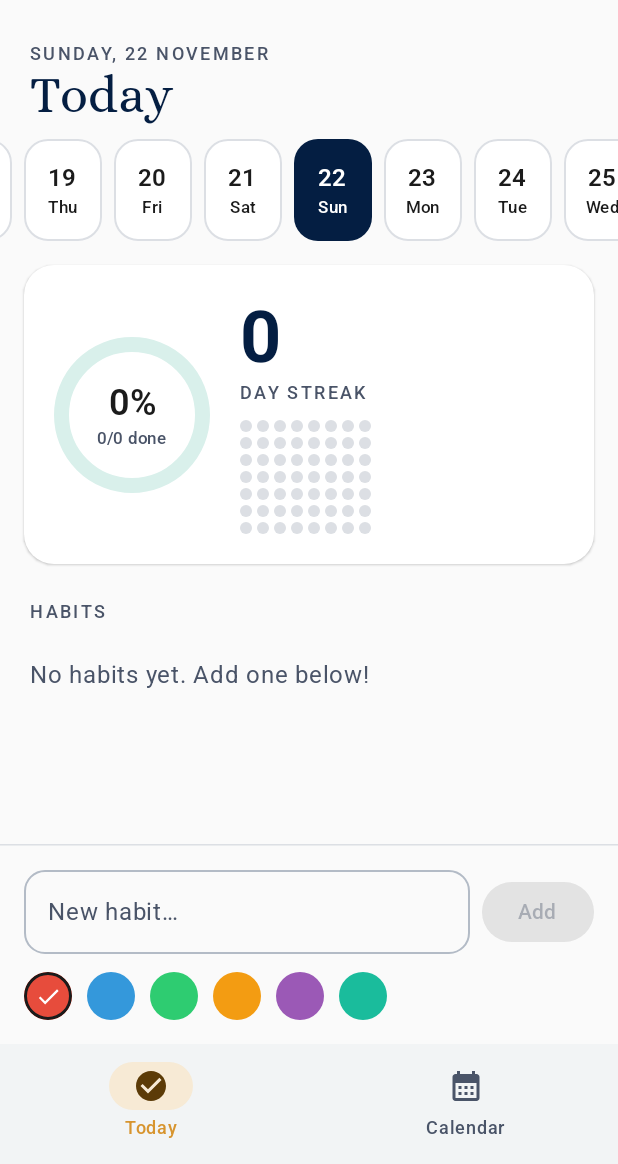
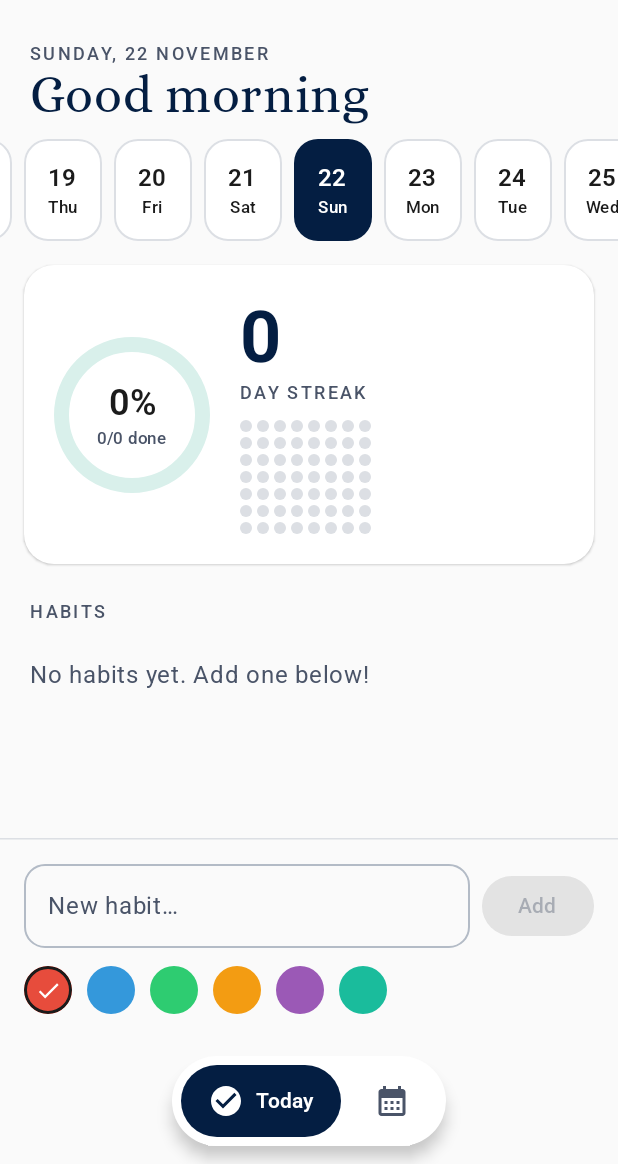
Before and after one commit to sito8943/FocusHabit, an Android app built with Jetpack Compose: the screen it shows after launch (MainActivity), on a phone screen of 412 x 824 dp, the part 72-1236 px from its top. Run offline under Robolectric (Android 15) with nearby library versions, the phone set to English and light mode, and no system bars; our stand-ins replace Room's generated code.

Commit message:
feat: pill bottom bar, greeting, day-complete celebration
- Floating pill bottom bar; active tab in navy with label.
- Today greets by time of day (Alice, navy).
- Confetti in brand colours + "Good job!" when the last habit of today is checked.
- Calendar and recovery sheet in the same card/label style.

Co-Authored-By: Claude Opus 5.5 <noreply@anthropic.com>
Claude-Session: https://claude.ai/code/session_019dUnLZxUam22sEbepk4PUe

```diff
--- a/app/src/main/java/dev/sito8943/focushabit/feature/today/TodayScreen.kt
+++ b/app/src/main/java/dev/sito8943/focushabit/feature/today/TodayScreen.kt
@@ -38,6 +38,7 @@ import androidx.compose.material3.TextButton
 import androidx.compose.runtime.Composable
 import androidx.compose.runtime.LaunchedEffect
 import androidx.compose.runtime.getValue
+import androidx.compose.runtime.remember
 import androidx.compose.runtime.mutableStateOf
 import androidx.compose.runtime.saveable.rememberSaveable
 import androidx.compose.runtime.setValue
@@ -60,6 +61,7 @@ import androidx.compose.ui.unit.dp
 import androidx.compose.ui.unit.sp
 import dev.sito8943.focushabit.R
 import dev.sito8943.focushabit.core.model.HabitColors
+import dev.sito8943.focushabit.ui.patterns.Celebration
 import dev.sito8943.focushabit.ui.patterns.DotGrid
 import dev.sito8943.focushabit.ui.patterns.FocusCard
 import dev.sito8943.focushabit.ui.patterns.ProgressRing
@@ -67,6 +69,7 @@ import dev.sito8943.focushabit.ui.patterns.SectionLabel
 import dev.sito8943.focushabit.ui.theme.Alice
 import dev.sito8943.focushabit.ui.theme.FocusColors
 import java.time.LocalDate
+import java.time.LocalTime
 import java.time.format.DateTimeFormatter
 import java.time.format.FormatStyle
 import java.time.format.TextStyle
@@ -83,7 +86,22 @@ fun TodayScreen(
     onBackToToday: () -> Unit,
     modifier: Modifier = Modifier,
 ) {
-    Column(modifier.fillMaxSize()) {
+    // Celebrate the moment the last habit of today gets checked, not on opening
+    // a day that was already complete.
+    var celebrate by remember { mutableStateOf(false) }
+    var previous by remember { mutableStateOf<Pair<LocalDate, Boolean>?>(null) }
+    val allDone = state.habits.isNotEmpty() && state.doneCount == state.habits.size
+    LaunchedEffect(state.loading, state.date, allDone) {
+        if (state.loading) return@LaunchedEffect
+        val before = previous
+        if (before != null && before.first == state.date && !before.second && allDone && state.isToday) {
+            celebrate = true
+        }
+        previous = state.date to allDone
+    }
+
+    Box(modifier.fillMaxSize()) {
+    Column(Modifier.fillMaxSize()) {
         LazyColumn(
             modifier = Modifier.weight(1f),
             contentPadding = PaddingValues(bottom = 16.dp),
@@ -120,6 +138,13 @@ fun TodayScreen(
         HorizontalDivider(color = MaterialTheme.colorScheme.outlineVariant)
         HabitForm(onAdd)
     }
+    Celebration(
+        visible = celebrate,
+        title = stringResource(R.string.celebrate_title),
+        message = stringResource(R.string.celebrate_message),
+        onFinished = { celebrate = false },
+    )
+    }
 }
 
 @Composable
@@ -133,7 +158,7 @@ private fun DayHeader(state: TodayUiState, onBackToToday: () -> Unit) {
             SectionLabel(state.date.format(DateTimeFormatter.ofPattern("EEEE, d MMMM", locale)))
             Text(
                 text = when (state.date) {
-                    state.today -> stringResource(R.string.day_today)
+                    state.today -> stringResource(greeting(LocalTime.now().hour))
                     state.today.minusDays(1) -> stringResource(R.string.day_yesterday)
                     state.today.plusDays(1) -> stringResource(R.string.day_tomorrow)
                     else -> state.date.format(DateTimeFormatter.ofLocalizedDate(FormatStyle.MEDIUM))
@@ -149,6 +174,12 @@ private fun DayHeader(state: TodayUiState, onBackToToday: () -> Unit) {
             TextButton(onClick = onBackToToday) { Text(stringResource(R.string.today_back_to_today)) }
         }
     }
+}
+
+private fun greeting(hour: Int): Int = when (hour) {
+    in 5..11 -> R.string.greeting_morning
+    in 12..19 -> R.string.greeting_afternoon
+    else -> R.string.greeting_evening
 }
 
 private const val PAST_DAYS = 59L
--- a/app/src/main/java/dev/sito8943/focushabit/ui/MainScreen.kt
+++ b/app/src/main/java/dev/sito8943/focushabit/ui/MainScreen.kt
@@ -23,8 +23,6 @@ import androidx.compose.material3.ExperimentalMaterial3Api
 import androidx.compose.material3.Icon
 import androidx.compose.material3.IconButton
 import androidx.compose.material3.MaterialTheme
-import androidx.compose.material3.NavigationBar
-import androidx.compose.material3.NavigationBarItem
 import androidx.compose.material3.Scaffold
 import androidx.compose.material3.Surface
 import androidx.compose.material3.Text
@@ -53,6 +51,8 @@ import dev.sito8943.focushabit.feature.calendar.CalendarScreen
 import dev.sito8943.focushabit.feature.habit.HabitDetailScreen
 import dev.sito8943.focushabit.feature.recovery.RecoverySheet
 import dev.sito8943.focushabit.feature.today.TodayScreen
+import dev.sito8943.focushabit.ui.patterns.PillNavBar
+import dev.sito8943.focushabit.ui.patterns.PillNavItem
 import dev.sito8943.focushabit.ui.theme.Alice
 
 private enum class Tab { Today, Calendar }
@@ -114,20 +114,14 @@ fun MainScreen(container: AppContainer) {
             )
         },
         bottomBar = {
-            NavigationBar {
-                NavigationBarItem(
-                    selected = tab == Tab.Today,
-                    onClick = { tab = Tab.Today },
-                    icon = { Icon(Icons.Filled.CheckCircle, contentDescription = null) },
-                    label = { Text(stringResource(R.string.tab_today)) },
-                )
-                NavigationBarItem(
-                    selected = tab == Tab.Calendar,
-                    onClick = { tab = Tab.Calendar },
-                    icon = { Icon(Icons.Filled.CalendarMonth, contentDescription = null) },
-                    label = { Text(stringResource(R.string.tab_calendar)) },
-                )
-            }
+            PillNavBar(
+                items = listOf(
+                    PillNavItem(Icons.Filled.CheckCircle, stringResource(R.string.tab_today)),
+                    PillNavItem(Icons.Filled.CalendarMonth, stringResource(R.string.tab_calendar)),
+                ),
+                selectedIndex = tab.ordinal,
+                onSelect = { tab = Tab.entries[it] },
+            )
         },
         containerColor = MaterialTheme.colorScheme.background,
     ) { padding ->
--- /dev/null
+++ b/app/src/main/java/dev/sito8943/focushabit/ui/patterns/Celebration.kt
@@ -0,0 +1,118 @@
+package dev.sito8943.focushabit.ui.patterns
+
+import androidx.compose.animation.AnimatedVisibility
+import androidx.compose.animation.core.Animatable
+import androidx.compose.animation.core.LinearEasing
+import androidx.compose.animation.core.tween
+import androidx.compose.animation.fadeIn
+import androidx.compose.animation.fadeOut
+import androidx.compose.animation.scaleIn
+import androidx.compose.foundation.Canvas
+import androidx.compose.foundation.layout.Box
+import androidx.compose.foundation.layout.Column
+import androidx.compose.foundation.layout.fillMaxSize
+import androidx.compose.foundation.layout.padding
+import androidx.compose.foundation.shape.RoundedCornerShape
+import androidx.compose.material3.MaterialTheme
+import androidx.compose.material3.Surface
+import androidx.compose.material3.Text
+import androidx.compose.runtime.Composable
+import androidx.compose.runtime.LaunchedEffect
+import androidx.compose.runtime.remember
+import androidx.compose.ui.Alignment
+import androidx.compose.ui.Modifier
+import androidx.compose.ui.geometry.Offset
+import androidx.compose.ui.geometry.Size
+import androidx.compose.ui.graphics.drawscope.rotate
+import androidx.compose.ui.text.style.TextAlign
+import androidx.compose.ui.unit.dp
+import androidx.compose.ui.unit.sp
+import dev.sito8943.focushabit.ui.theme.Alice
+import dev.sito8943.focushabit.ui.theme.Brand
+import kotlin.math.cos
+import kotlin.math.sin
+import kotlin.random.Random
+import kotlinx.coroutines.delay
+
+private data class Piece(val angle: Float, val speed: Float, val spin: Float, val size: Float, val colorIndex: Int)
+
+private val confettiColors = listOf(Brand.Red, Brand.Navy, Brand.Green, Brand.Gold)
+
+/**
+ * "Good job!" card with a confetti burst in the brand colours. Shows for
+ * ~2.2 s and then calls [onFinished]. Does not block touches.
+ */
+@Composable
+fun Celebration(
+    visible: Boolean,
+    title: String,
+    message: String,
+    onFinished: () -> Unit,
+) {
+    val progress = remember { Animatable(0f) }
+    val pieces = remember {
+        List(70) {
+            Piece(
+                angle = Random.nextFloat() * 360f,
+                speed = 0.35f + Random.nextFloat() * 0.65f,
+                spin = Random.nextFloat() * 720f - 360f,
+                size = 6f + Random.nextFloat() * 8f,
+                colorIndex = Random.nextInt(confettiColors.size),
+            )
+        }
+    }
+    LaunchedEffect(visible) {
+        if (!visible) return@LaunchedEffect
+        progress.snapTo(0f)
+        progress.animateTo(1f, tween(1_600, easing = LinearEasing))
+        delay(600)
+        onFinished()
+    }
+
+    AnimatedVisibility(visible, enter = fadeIn(), exit = fadeOut()) {
+        Box(Modifier.fillMaxSize(), contentAlignment = Alignment.Center) {
+            Canvas(Modifier.fillMaxSize()) {
+                val t = progress.value
+                val origin = Offset(size.width / 2, size.height * 0.42f)
+                val reach = size.minDimension * 0.75f
+                pieces.forEach { p ->
+                    val radians = Math.toRadians(p.angle.toDouble())
+                    val distance = reach * p.speed * (1 - (1 - t) * (1 - t)) // ease-out
+                    val gravity = size.height * 0.35f * t * t
+                    val center = Offset(
+                        origin.x + (cos(radians) * distance).toFloat(),
+                        origin.y + (sin(radians) * distance).toFloat() + gravity,
+                    )
+                    val px = p.size.dp.toPx()
+                    rotate(p.spin * t, center) {
+                        drawRect(
+                            color = confettiColors[p.colorIndex].copy(alpha = 1f - t * 0.8f),
+                            topLeft = Offset(center.x - px / 2, center.y - px / 4),
+                            size = Size(px, px / 2),
+                        )
+                    }
+                }
+            }
+            AnimatedVisibility(visible, enter = scaleIn(initialScale = 0.7f) + fadeIn()) {
+                Surface(
+                    shape = RoundedCornerShape(28.dp),
+                    color = MaterialTheme.colorScheme.surface,
+                    shadowElevation = 8.dp,
+                ) {
+                    Column(
+                        Modifier.padding(horizontal = 32.dp, vertical = 24.dp),
+                        horizontalAlignment = Alignment.CenterHorizontally,
+                    ) {
+                        Text(title, fontFamily = Alice, fontSize = 34.sp, color = MaterialTheme.colorScheme.tertiary)
+                        Text(
+                            message,
+                            style = MaterialTheme.typography.bodyMedium,
+                            color = MaterialTheme.colorScheme.onSurfaceVariant,
+                            textAlign = TextAlign.Center,
+                        )
+                    }
+                }
+            }
+        }
+    }
+}
--- /dev/null
+++ b/app/src/main/java/dev/sito8943/focushabit/ui/patterns/PillNavBar.kt
@@ -0,0 +1,104 @@
+package dev.sito8943.focushabit.ui.patterns
+
+import androidx.compose.animation.AnimatedVisibility
+import androidx.compose.animation.animateColorAsState
+import androidx.compose.animation.expandHorizontally
+import androidx.compose.animation.fadeIn
+import androidx.compose.animation.fadeOut
+import androidx.compose.animation.shrinkHorizontally
+import androidx.compose.foundation.layout.Arrangement
+import androidx.compose.foundation.layout.Box
+import androidx.compose.foundation.layout.Row
+import androidx.compose.foundation.layout.Spacer
+import androidx.compose.foundation.layout.fillMaxWidth
+import androidx.compose.foundation.layout.height
+import androidx.compose.foundation.layout.navigationBarsPadding
+import androidx.compose.foundation.layout.padding
+import androidx.compose.foundation.layout.width
+import androidx.compose.foundation.shape.CircleShape
+import androidx.compose.material3.Icon
+import androidx.compose.material3.MaterialTheme
+import androidx.compose.material3.Surface
+import androidx.compose.material3.Text
+import androidx.compose.runtime.Composable
+import androidx.compose.runtime.getValue
+import androidx.compose.ui.Alignment
+import androidx.compose.ui.Modifier
+import androidx.compose.ui.graphics.vector.ImageVector
+import androidx.compose.ui.semantics.Role
+import androidx.compose.ui.semantics.role
+import androidx.compose.ui.semantics.selected
+import androidx.compose.ui.semantics.semantics
+import androidx.compose.ui.text.font.FontWeight
+import androidx.compose.ui.unit.dp
+
+data class PillNavItem(val icon: ImageVector, val label: String)
+
+/**
+ * Floating pill bottom bar: the active tab is a navy pill with icon and label,
+ * the others only an icon.
+ */
+@Composable
+fun PillNavBar(
+    items: List<PillNavItem>,
+    selectedIndex: Int,
+    onSelect: (Int) -> Unit,
+    modifier: Modifier = Modifier,
+) {
+    Box(
+        modifier.fillMaxWidth().navigationBarsPadding().padding(horizontal = 24.dp, vertical = 12.dp),
+        contentAlignment = Alignment.Center,
+    ) {
+        Surface(
+            shape = CircleShape,
+            color = MaterialTheme.colorScheme.surface,
+            shadowElevation = 6.dp,
+        ) {
+            Row(
+                Modifier.padding(6.dp),
+                horizontalArrangement = Arrangement.spacedBy(4.dp),
+                verticalAlignment = Alignment.CenterVertically,
+            ) {
+                items.forEachIndexed { index, item ->
+                    PillTab(item, selected = index == selectedIndex, onClick = { onSelect(index) })
+                }
+            }
+        }
+    }
+}
+
+@Composable
+private fun PillTab(item: PillNavItem, selected: Boolean, onClick: () -> Unit) {
+    val container by animateColorAsState(
+        if (selected) MaterialTheme.colorScheme.tertiary else MaterialTheme.colorScheme.surface,
+        label = "tab",
+    )
+    val content by animateColorAsState(
+        if (selected) MaterialTheme.colorScheme.onTertiary else MaterialTheme.colorScheme.onSurfaceVariant,
+        label = "tabContent",
+    )
+    Surface(
+        onClick = onClick,
+        shape = CircleShape,
+        color = container,
+        contentColor = content,
+        modifier = Modifier.height(48.dp).semantics {
+            this.selected = selected
+            role = Role.Tab
+        },
+    ) {
+        Row(Modifier.padding(horizontal = 18.dp), verticalAlignment = Alignment.CenterVertically) {
+            Icon(item.icon, contentDescription = if (selected) null else item.label)
+            AnimatedVisibility(
+                visible = selected,
+                enter = fadeIn() + expandHorizontally(),
+                exit = fadeOut() + shrinkHorizontally(),
+            ) {
+                Row {
+                    Spacer(Modifier.width(8.dp))
+                    Text(item.label, style = MaterialTheme.typography.labelLarge, fontWeight = FontWeight.SemiBold)
+                }
+            }
+        }
+    }
+}
--- a/app/src/main/res/values/strings.xml
+++ b/app/src/main/res/values/strings.xml
@@ -43,7 +43,6 @@
     <string name="common_cancel">Cancel</string>
     <string name="common_delete">Delete</string>
     <string name="common_close">Close</string>
-    <string name="day_today">Today</string>
     <string name="day_yesterday">Yesterday</string>
     <string name="day_tomorrow">Tomorrow</string>
     <string name="today_habits">Habits</string>
@@ -69,4 +68,9 @@
     <string name="detail_mark_today">Mark today as done</string>
     <string name="detail_unmark_today">Undo today</string>
     <string name="common_back">Back</string>
+    <string name="greeting_morning">Good morning</string>
+    <string name="greeting_afternoon">Good afternoon</string>
+    <string name="greeting_evening">Good evening</string>
+    <string name="celebrate_title">Good job!</string>
+    <string name="celebrate_message">Every habit done today.</string>
 </resources>
```
Also changed, not shown: app/src/main/java/dev/sito8943/focushabit/feature/calendar/CalendarScreen.kt (+16 -11 lines), app/src/main/java/dev/sito8943/focushabit/feature/recovery/RecoverySheet.kt (+7 -1 lines), 1 other file.
